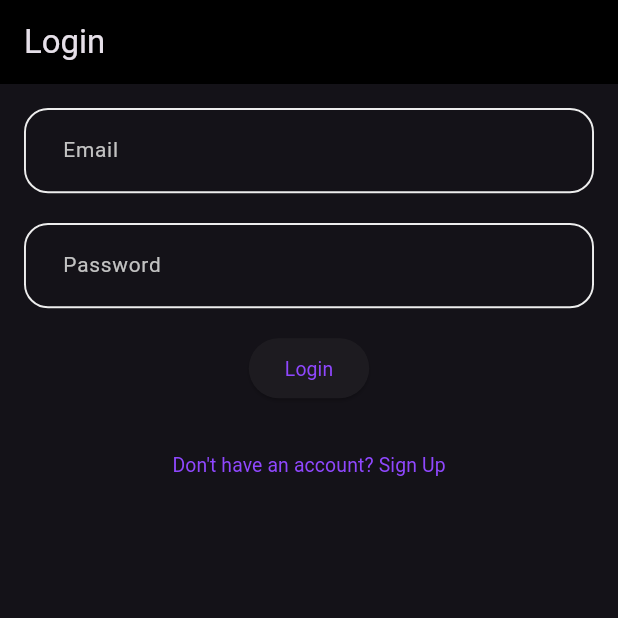
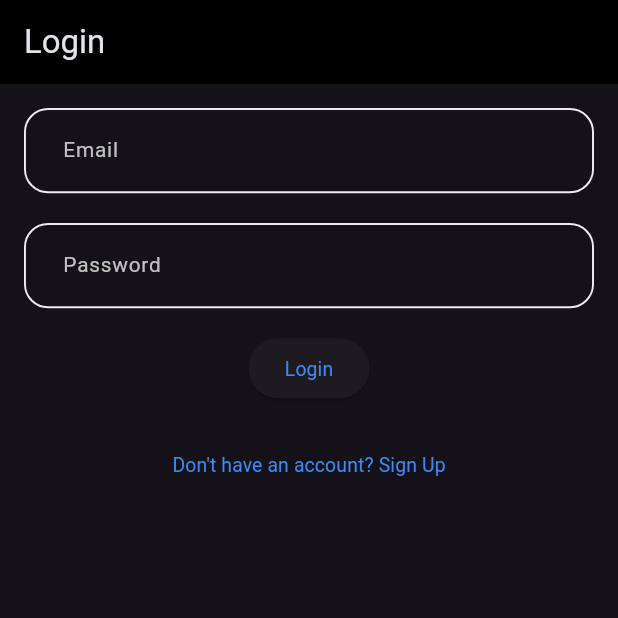
Before and after one commit to EngAbdallahSaberAbdallah/chat-app, a Flutter app: the screen it shows after launch, on a phone screen of 412 x 824 dp, the top half of it. Run offline on Flutter 3.47's test engine with Material 3 defaults, Android fonts, the phone set to English and light mode, and no system bars; our stand-ins replace bloc, cloud_firestore, dartz, firebase_auth, firebase_core, flutter_bloc and 5 more; accounts and stored records are empty.

Commit message:
- update styles.dart

```diff
--- a/lib/core/theming/styles.dart
+++ b/lib/core/theming/styles.dart
@@ -73,13 +73,13 @@ class TextStyles {
   static TextStyle font12BlueRegular = TextStyle(
     fontSize: 12.sp,
     fontWeight: FontWeightHelper.regular,
-    color: ColorsManager.mainBlue,
+    color: ColorsManager.lightBlue,
   );
 
   static TextStyle font13BlueRegular = TextStyle(
     fontSize: 13.sp,
     fontWeight: FontWeightHelper.regular,
-    color: ColorsManager.mainBlue,
+    color: ColorsManager.lightBlue,
   );
 
   static TextStyle font14GrayRegular = TextStyle(
```
